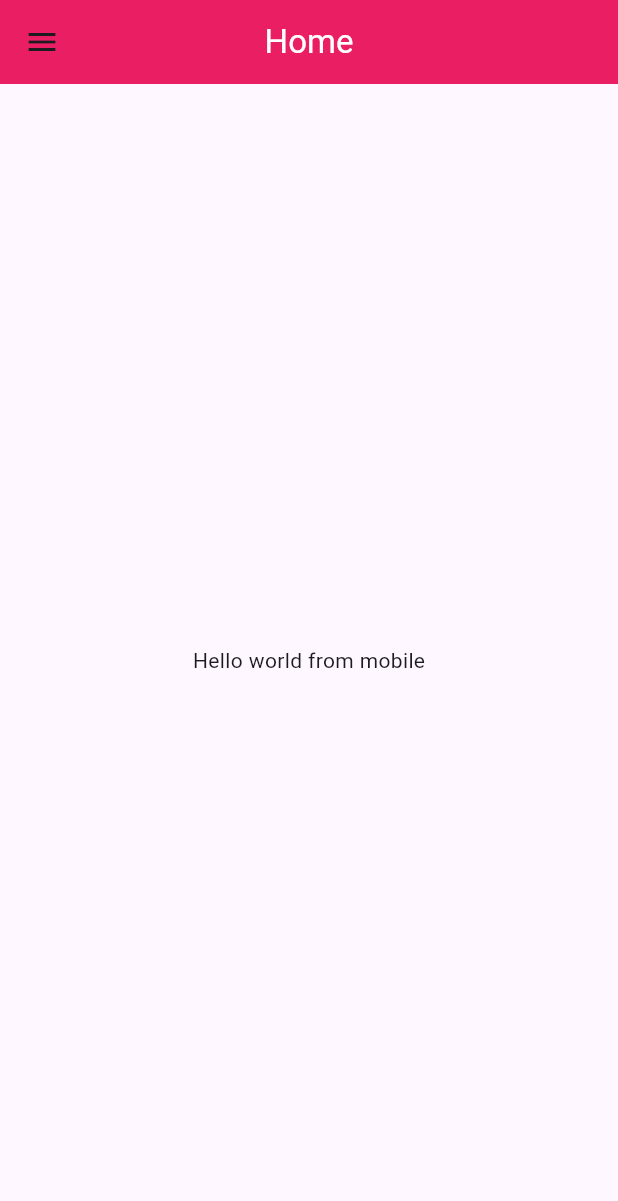
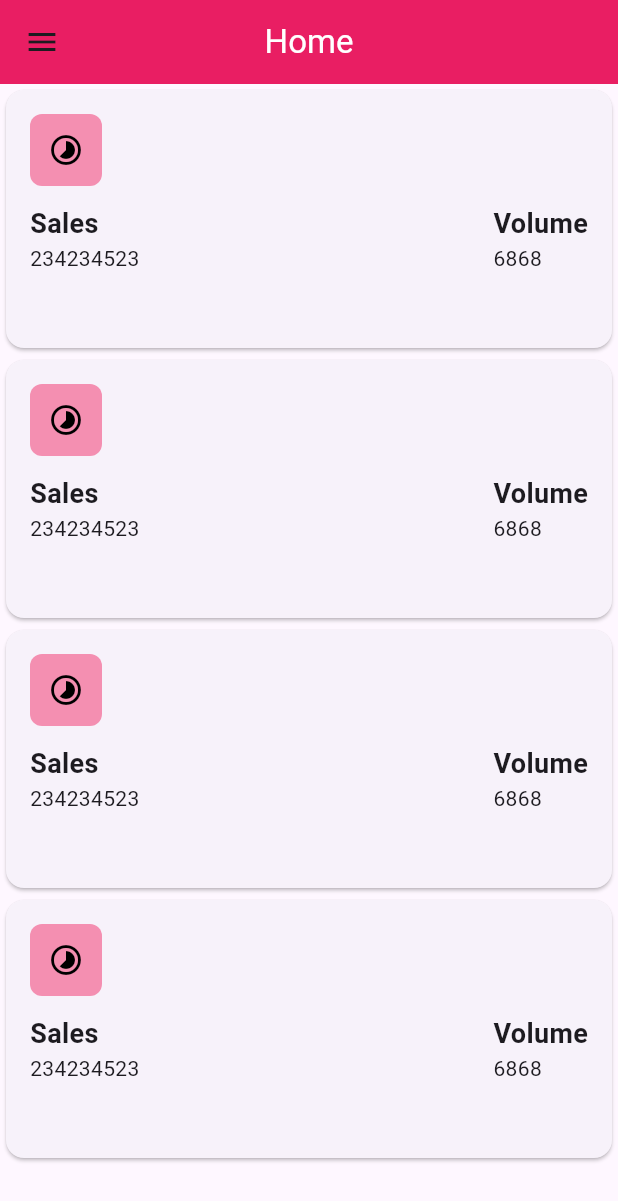
Before and after one commit to SEC-MASUM/flutter_live_class, a Flutter app: the screen it shows after launch, on a phone screen of 412 x 824 dp. Shown: the top 1201 px of the screen. Run offline on Flutter 3.47's test engine with Material 3 defaults, Android fonts, the phone set to English and light mode, and no system bars; missing offline and left inert: window_manager.

Commit message:
create dashboard_card.dart, show dashboardCard dynamically crossAxisCount and childAspectRatio. Use window_manager: ^0.4.2 to fix the minimumSize of window in Windows, Linux and MasOS platform.

```diff
--- a/lib/main.dart
+++ b/lib/main.dart
@@ -1,7 +1,27 @@
+import 'dart:io';
+
 import 'package:flutter/material.dart';
 import 'package:flutter_live_class/presentation/screens/home_screen.dart';
+import 'package:window_manager/window_manager.dart';
 
-void main() {
+Future<void> main() async {
+
+  WidgetsFlutterBinding.ensureInitialized();
+  if(Platform.isWindows || Platform.isLinux || Platform.isMacOS){
+    // Must add this line.
+    await windowManager.ensureInitialized();
+
+    WindowOptions windowOptions = const WindowOptions(
+      minimumSize: Size(400, 600),
+      center: true,
+      title: "RMA"
+    );
+    windowManager.waitUntilReadyToShow(windowOptions, () async {
+      await windowManager.show();
+      await windowManager.focus();
+    });
+  }
+
   runApp(const RMAApp());
 }
 
--- a/lib/presentation/screens/home_screen.dart
+++ b/lib/presentation/screens/home_screen.dart
@@ -1,4 +1,5 @@
 import 'package:flutter/material.dart';
+import 'package:flutter_live_class/presentation/widgets/dashboard_card.dart';
 import 'package:flutter_live_class/presentation/widgets/nav_menu.dart';
 import 'package:flutter_live_class/presentation/widgets/responsive_builder.dart';
 
@@ -30,39 +31,71 @@ class _HomeScreenState extends State<HomeScreen> {
         centerTitle: true,
       ),
       drawer: const NavMenu(),
-      body: const Center(
-        child: Text("Hello world from mobile"),
+      body: SingleChildScrollView(
+        child: Column(
+          children: [
+            _getSummarySection(crossAxisCount: 1, aspectRatio: 5/2),
+          ],
+        ),
       ),
     );
   }
 
   Widget _buildTabletLayout() {
-    return const Scaffold(
+    return Scaffold(
+      appBar: AppBar(
+        title: const Text(
+          "Home",
+          style: TextStyle(color: Colors.white),
+        ),
+        backgroundColor: Colors.pink,
+        centerTitle: true,
+      ),
+      drawer: const NavMenu(),
+      body: SingleChildScrollView(
+        child: Column(
+          children: [
+            _getSummarySection(crossAxisCount: 2, aspectRatio: 9/5),
+          ],
+        ),
+      ),
+    );
+  }
+
+  Widget _buildDesktopLayout() {
+    return Scaffold(
       body: Row(
         children: [
-          NavMenu(),
+          const NavMenu(),
           Expanded(
-            child: Center(
-              child: Text("Tablet"),
+            child: SingleChildScrollView(
+              child: Column(
+                children: [
+                  _getSummarySection(crossAxisCount: 4, aspectRatio: 6/5),
+                ],
+              ),
             ),
-          )
+          ),
         ],
       ),
     );
   }
 
-  Widget _buildDesktopLayout() {
-    return const Scaffold(
-      body: Row(
-        children: [
-          NavMenu(),
-          Expanded(
-            child: Center(
-              child: Text("Desktop"),
-            ),
-          )
-        ],
+  Widget _getSummarySection({required int crossAxisCount, required double aspectRatio}) {
+    return GridView(
+      shrinkWrap: true,
+      primary: false,
+      gridDelegate: SliverGridDelegateWithFixedCrossAxisCount(
+        crossAxisCount: crossAxisCount,
+        // childAspectRatio: aspectRatio,
+        mainAxisExtent: 180,
       ),
+      children: const [
+        DashboardCard(),
+        DashboardCard(),
+        DashboardCard(),
+        DashboardCard(),
+      ],
     );
   }
 }
--- /dev/null
+++ b/lib/presentation/widgets/dashboard_card.dart
@@ -0,0 +1,51 @@
+import 'package:flutter/material.dart';
+
+class DashboardCard extends StatelessWidget {
+  const DashboardCard({
+    super.key,
+  });
+
+  @override
+  Widget build(BuildContext context) {
+    return Card(
+      child: Padding(
+        padding: const EdgeInsets.all(16.0),
+        child: Column(
+          crossAxisAlignment: CrossAxisAlignment.start,
+          children: [
+            Container(
+              padding: const EdgeInsets.all(12),
+              decoration: BoxDecoration(
+                  color: Colors.pink.shade200, borderRadius: BorderRadius.circular(8)),
+              child: const Icon(
+                Icons.timelapse,
+                color: Colors.black,
+              ),
+            ),
+            const SizedBox(height: 12),
+            Row(
+              mainAxisAlignment: MainAxisAlignment.spaceBetween,
+              children: [
+                buildSingleSection("Sales", "234234523"),
+                buildSingleSection("Volume", "6868"),
+              ],
+            )
+          ],
+        ),
+      ),
+    );
+  }
+
+  Column buildSingleSection(String title, String number) {
+    return Column(
+      crossAxisAlignment: CrossAxisAlignment.start,
+      children: [
+        Text(
+          title,
+          style: const TextStyle(fontWeight: FontWeight.w600, fontSize: 18),
+        ),
+        Text(number),
+      ],
+    );
+  }
+}
--- a/pubspec.yaml
+++ b/pubspec.yaml
@@ -35,6 +35,7 @@ dependencies:
   # The following adds the Cupertino Icons font to your application.
   # Use with the CupertinoIcons class for iOS style icons.
   cupertino_icons: ^1.0.6
+  window_manager: ^0.4.2
 
 dev_dependencies:
   flutter_test:
```
